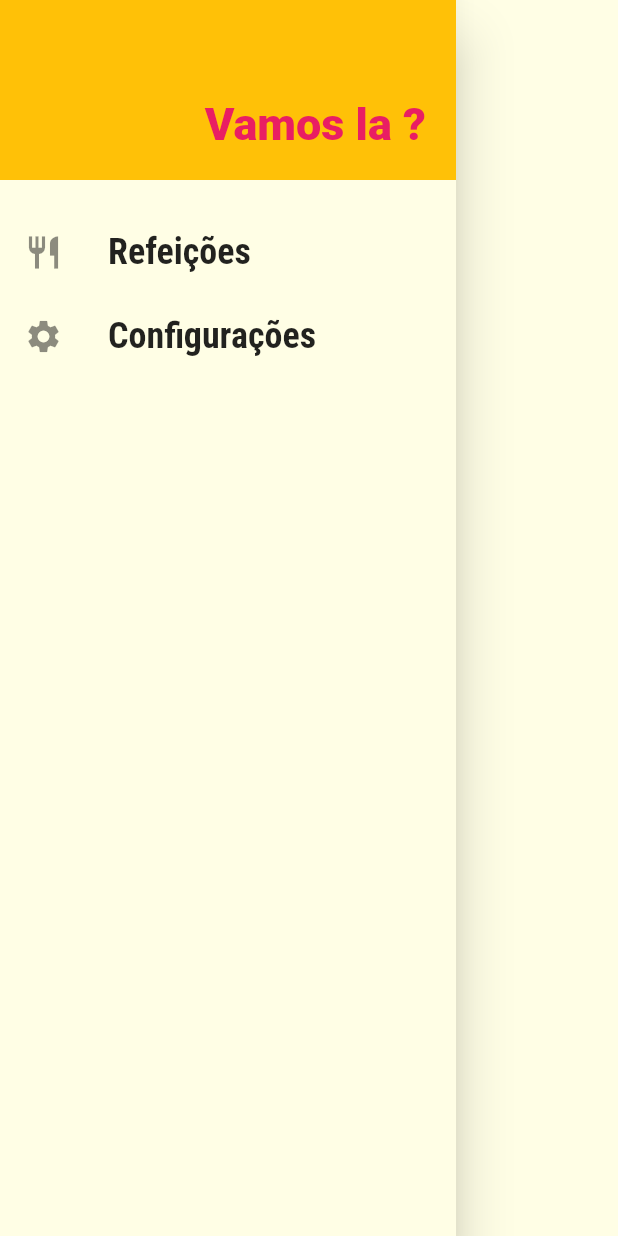
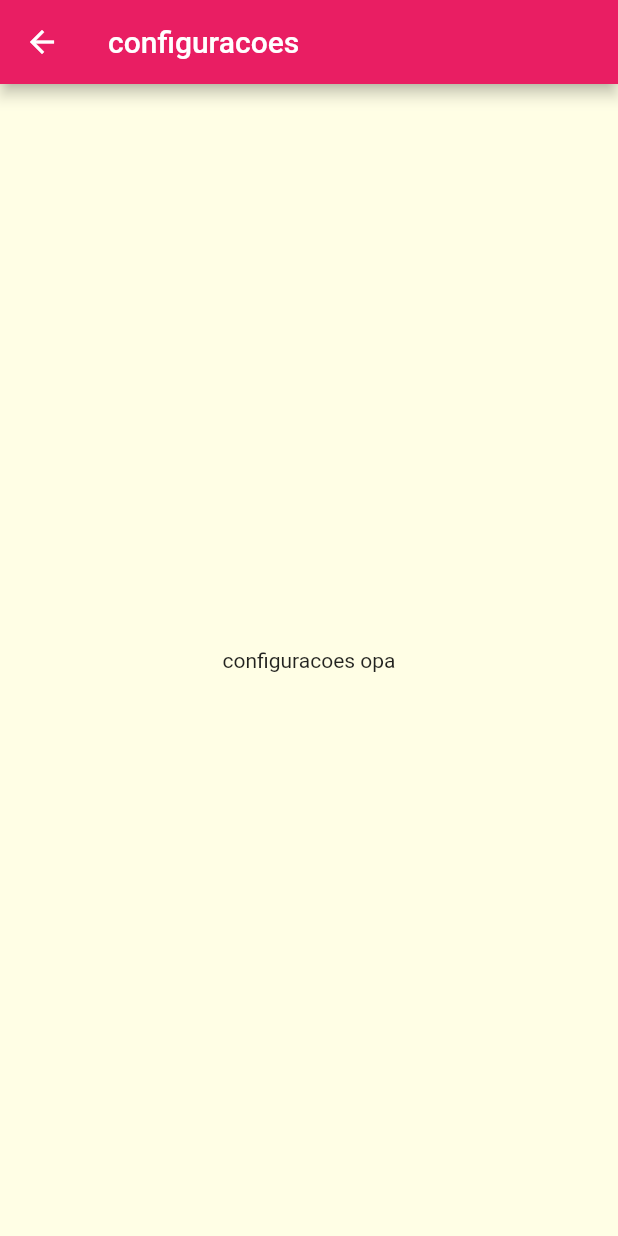
Before and after one commit to adhmattheus/Flutter, a Flutter app: the MainDrawer widget shown alone on an empty page, opened directly, after a tap on "Configurações", on a phone screen of 412 x 824 dp. Run offline on Flutter 3.47's test engine with Material 2 defaults, Android fonts, the phone set to English and light mode, and no system bars; network calls fail.

Commit message:
links drawer

```diff
--- a/app_screens/lib/components/main_drawer.dart
+++ b/app_screens/lib/components/main_drawer.dart
@@ -1,23 +1,26 @@
 // ignore_for_file: prefer_const_constructors, avoid_unnecessary_containers
 
 import 'package:flutter/material.dart';
+import '../utils/app_routes.dart';
 
 class MainDrawer extends StatelessWidget {
   const MainDrawer({Key? key}) : super(key: key);
 
-  Widget _createItem(IconData icon, String label) {
+  Widget _createItem(IconData icon, String label, Function() onTap) {
     return ListTile(
       leading: Icon(
         icon,
         size: 26,
       ),
-      title: Text(label,
-          style: TextStyle(
-            fontFamily: 'RobotoCondensed',
-            fontSize: 24,
-            fontWeight: FontWeight.bold,
-          )),
-      onTap: () {},
+      title: Text(
+        label,
+        style: TextStyle(
+          fontFamily: 'RobotoCondensed',
+          fontSize: 24,
+          fontWeight: FontWeight.bold,
+        ),
+      ),
+      onTap: onTap,
     );
   }
 
@@ -42,8 +45,16 @@ class MainDrawer extends StatelessWidget {
             ),
           ),
           SizedBox(height: 20),
-          _createItem(Icons.restaurant, 'Refeições'),
-          _createItem(Icons.settings, 'Configurações'),
+          _createItem(
+            Icons.restaurant,
+            'Refeições',
+            () => Navigator.of(context).pushNamed(AppRoutes.HOME),
+          ),
+          _createItem(
+            Icons.settings,
+            'Configurações',
+            () => Navigator.of(context).pushNamed(AppRoutes.SETTINGS),
+          ),
         ],
       ),
     );
--- a/app_screens/lib/main.dart
+++ b/app_screens/lib/main.dart
@@ -4,7 +4,7 @@ import 'dart:io';
 
 import 'package:app_screens/screens/meal_detail_screen.dart';
 import 'package:flutter/material.dart';
-import 'screens/categories_screen.dart';
+import 'screens/settings_screen.dart';
 import 'screens/categories_meals_screen.dart';
 import 'utils/app_routes.dart';
 import 'screens/meal_detail_screen.dart';
@@ -38,6 +38,7 @@ class MyApp extends StatelessWidget {
         AppRoutes.HOME: (ctx) => TabsScreen(),
         AppRoutes.CATEGORIES_MEALS: (ctx) => CategoriesMealsScreen(),
         AppRoutes.MEAL_DETAIL: (ctx) => MealDetailScreen(),
+        AppRoutes.SETTINGS: (ctx) => SettingsScreen(),
       },
     );
   }
--- /dev/null
+++ b/app_screens/lib/screens/settings_screen.dart
@@ -0,0 +1,19 @@
+// ignore_for_file: prefer_const_constructors
+
+import 'package:flutter/material.dart';
+
+class SettingsScreen extends StatelessWidget {
+  const SettingsScreen({Key? key}) : super(key: key);
+
+  @override
+  Widget build(BuildContext context) {
+    return Scaffold(
+      appBar: AppBar(
+        title: Text('configuracoes'),
+      ),
+      body: Center(
+        child: Text('configuracoes opa'),
+      ),
+    );
+  }
+}
--- a/app_screens/lib/utils/app_routes.dart
+++ b/app_screens/lib/utils/app_routes.dart
@@ -3,4 +3,5 @@ class AppRoutes {
   static const HOME = '/';
   static const CATEGORIES_MEALS = '/categories-meals';
   static const MEAL_DETAIL = '/meal-detail';
+  static const SETTINGS = '/settings';
 }
```
